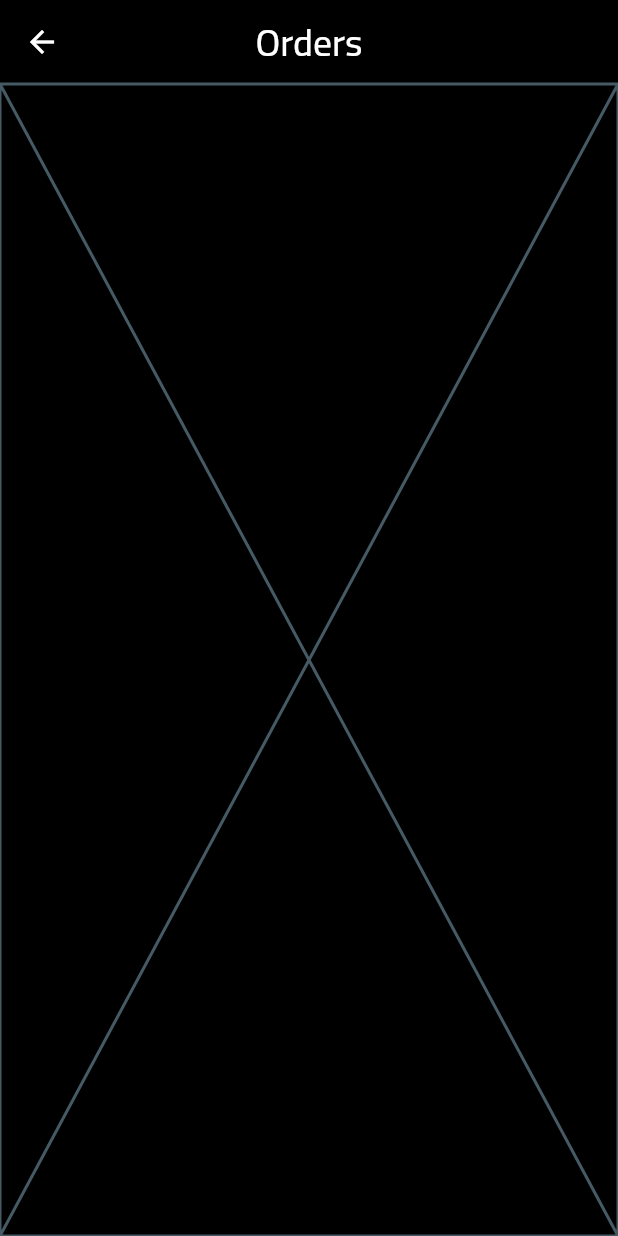
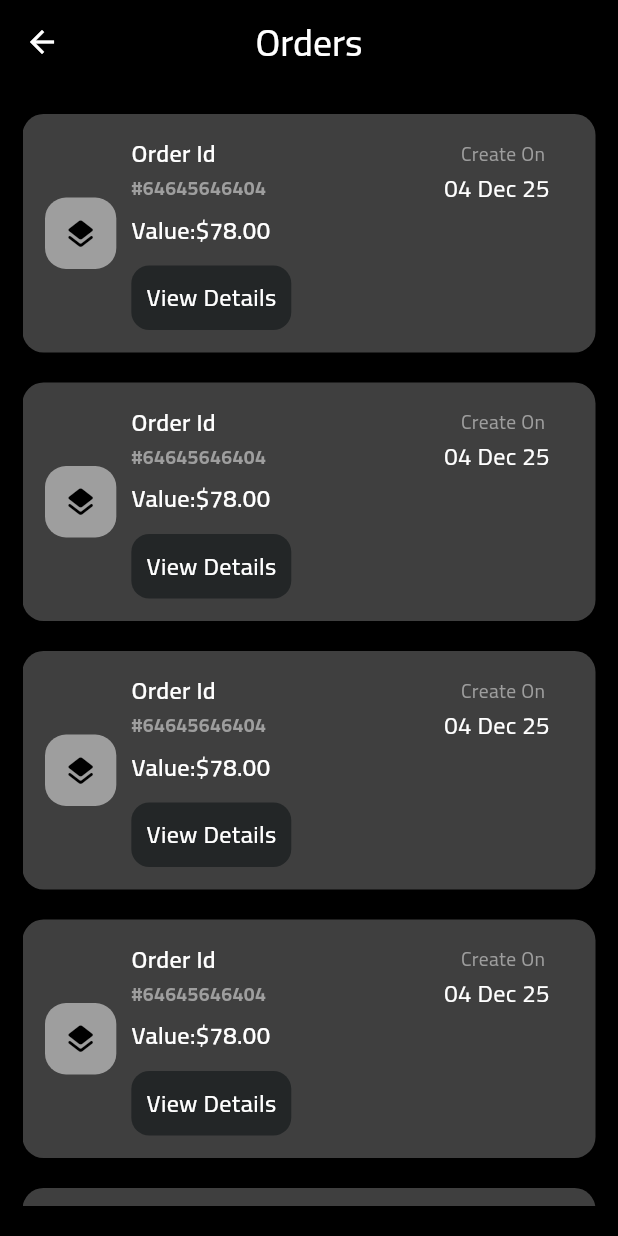
Before and after one commit to abdoAyman24/cafee_app, a Flutter app: the MyOrders screen opened by its route, on a phone screen of 412 x 824 dp. Run offline on Flutter 3.47's test engine with Material 3 defaults, Android fonts, the phone set to English and light mode, and no system bars; our stand-ins replace bloc, cached_network_image, cloud_firestore, dartz, dio, equatable and 11 more; missing offline and left inert: flutter_facebook_auth, flutter_paypal_payment, flutter_stripe; accounts and stored records are empty; network calls fail.

Commit message:
finish payment history and payment details item

```diff
--- a/lib/Core/helper/on_generate_route.dart
+++ b/lib/Core/helper/on_generate_route.dart
@@ -11,6 +11,7 @@ import 'package:caffee/Feature/payment/presentation/view/payment_view.dart';
 import 'package:caffee/Feature/payment/presentation/view/payment_details_view.dart';
 import 'package:caffee/Feature/payment/presentation/view/thank_view.dart';
 import 'package:caffee/Feature/profile/presentation/view/my_orders.dart';
+import 'package:caffee/Feature/profile/presentation/view/order_details.dart';
 import 'package:caffee/Feature/profile/presentation/view/profile.dart';
 import 'package:caffee/Feature/profile/presentation/view/widget/payment_option.dart';
 import 'package:caffee/main_view.dart';
@@ -109,6 +110,13 @@ Route<dynamic> onGenerateRoute(RouteSettings setting) {
         builder: (context) =>
             MyOrders(),
       );
+      case OrderDetails.routeName:
+      return MaterialPageRoute(
+        settings: RouteSettings(name: OrderDetails.routeName),
+
+        builder: (context) =>
+            OrderDetails(),
+      );
 
     default:
       return MaterialPageRoute(builder: (context) => const Scaffold());
--- /dev/null
+++ b/lib/Feature/profile/presentation/view/widget/my_order_item_info.dart
@@ -0,0 +1,20 @@
+import 'package:caffee/Core/utils/app_color.dart';
+import 'package:caffee/Core/utils/app_text_styles.dart';
+import 'package:flutter/material.dart';
+
+class MyOrderItemInfo extends StatelessWidget {
+  const MyOrderItemInfo({super.key, required this.head, required this.value});
+  final String head;
+  final String value;
+
+  @override
+  Widget build(BuildContext context) {
+    return Row(
+      children: [
+         Text(head, style: AppText.medium16),
+        const Spacer(),
+        Text(value, style: AppText.medium16.copyWith(color: AppColor.greyText)),
+      ],
+    );
+  }
+}
--- /dev/null
+++ b/lib/Feature/profile/presentation/view/widget/my_order_view_body_item.dart
@@ -0,0 +1,102 @@
+import 'package:caffee/Core/utils/app_color.dart';
+import 'package:caffee/Core/utils/app_text_styles.dart';
+import 'package:caffee/Feature/profile/presentation/view/order_details.dart';
+import 'package:flutter/material.dart';
+import 'package:flutter_screenutil/flutter_screenutil.dart';
+
+class MyOrderViewBodyItem extends StatelessWidget {
+  const MyOrderViewBodyItem({
+    super.key,
+    required this.orderId,
+    required this.date,
+    required this.totalValue,
+  });
+
+  final String orderId;
+  final String date;
+  final String totalValue;
+  @override
+  Widget build(BuildContext context) {
+    return Container(
+      margin: EdgeInsets.only(bottom: 20),
+      padding: EdgeInsets.all(15),
+      decoration: BoxDecoration(
+        color: AppColor.greyText.withValues(alpha: 0.4),
+        borderRadius: BorderRadius.circular(14),
+      ),
+      child: Row(
+        children: [
+          Column(
+            mainAxisAlignment: MainAxisAlignment.start,
+            children: [
+              Container(
+                decoration: BoxDecoration(
+                  color: AppColor.greyText,
+                  borderRadius: BorderRadius.circular(14),
+                ),
+                child: Padding(
+                  padding: const EdgeInsets.all(12.0),
+                  child: Icon(
+                    Icons.layers_rounded,
+                    color: AppColor.black,
+                    size: 7.h,
+                  ),
+                ),
+              ),
+            ],
+          ),
+          const SizedBox(width: 10),
+          SizedBox(
+            width: 130.w,
+            child: Column(
+              crossAxisAlignment: CrossAxisAlignment.start,
+              children: [
+                Row(
+                  children: [
+                    Text('Order Id', style: AppText.semiBold16),
+                    const Spacer(),
+                    Text(
+                      'Create On ',
+                      style: AppText.regular13.copyWith(
+                        color: AppColor.greyText,
+                      ),
+                    ),
+                  ],
+                ),
+                Row(
+                  children: [
+                    Text(
+                      orderId,
+                      style: AppText.bold13.copyWith(color: AppColor.greyText),
+                    ),
+                    const Spacer(),
+                    Text(date, style: AppText.regular16),
+                  ],
+                ),
+                const SizedBox(height: 5),
+                Text(r'Value:$' + totalValue, style: AppText.semiBold16),
+                const SizedBox(height: 12),
+
+                InkWell(
+                  onTap: () {
+                    Navigator.pushNamed(context, OrderDetails.routeName);
+                  },
+                  child: Container(
+                    decoration: BoxDecoration(
+                      color: AppColor.textFormColor,
+                      borderRadius: BorderRadius.circular(12),
+                    ),
+                    child: Padding(
+                      padding: const EdgeInsets.all(10.0),
+                      child: Text('View Details', style: AppText.medium16),
+                    ),
+                  ),
+                ),
+              ],
+            ),
+          ),
+        ],
+      ),
+    );
+  }
+}
--- a/lib/Feature/profile/presentation/view/widget/my_orders_view_body.dart
+++ b/lib/Feature/profile/presentation/view/widget/my_orders_view_body.dart
@@ -1,3 +1,4 @@
+import 'package:caffee/Feature/profile/presentation/view/widget/my_order_view_body_item.dart';
 import 'package:flutter/material.dart';
 
 class MyOrdersViewBody extends StatelessWidget {
@@ -5,6 +6,24 @@ class MyOrdersViewBody extends StatelessWidget {
 
   @override
   Widget build(BuildContext context) {
-    return const Placeholder();
+    return Padding(
+      padding: const EdgeInsets.symmetric(horizontal: 15.0, vertical: 20),
+      child: Column(
+        children: [
+          Expanded(
+            child: ListView.builder(
+              itemCount: 5,
+              itemBuilder: (context, index) {
+                return MyOrderViewBodyItem(
+                  orderId: '#64645646404',
+                  date: '04 Dec 25',
+                  totalValue: '78.00',
+                );
+              },
+            ),
+          ),
+        ],
+      ),
+    );
   }
 }
```
Also changed, not shown: lib/Core/helper/formate_date.dart (added, +25 -0 lines), lib/Core/service/data_base_service.dart (+5 -2 lines), lib/Core/service/fire_store_service.dart (+17 -10 lines), lib/Feature/payment/data/model/order_model.dart (+8 -0 lines), lib/Feature/payment/data/repos/payment_repos_impl.dart (+5 -11 lines), lib/Feature/payment/domain/repos/entity/order_entity.dart (added, +9 -0 lines), lib/Feature/profile/data/model/order_details_model.dart (added, +45 -0 lines), lib/Feature/profile/domain/entity/order_details_entity.dart (added, +11 -0 lines), lib/Feature/profile/presentation/view/order_details.dart (added, +15 -0 lines), lib/Feature/profile/presentation/view/widget/order_details_item.dart (added, +62 -0 lines), lib/Feature/profile/presentation/view/widget/order_details_view.dart (added, +29 -0 lines), lib/Feature/profile/presentation/view/widget/order_total_price.dart (added, +30 -0 lines), lib/Feature/profile/presentation/view/widget/profile_record_info.dart (+10 -7 lines), lib/Feature/profile/presentation/view/widget/profile_view_body.dart (+7 -1 lines).
